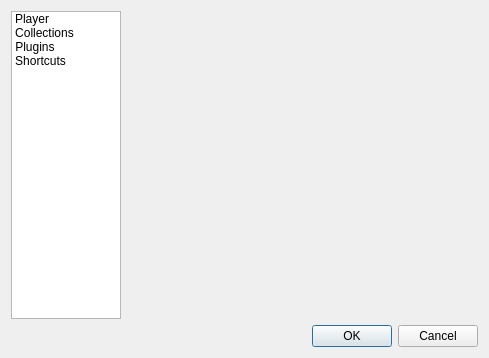
Before: the Qt Designer form player/ui/preferencesdialog.ui in danvratil/TepSonic, drawn with Qt 5.
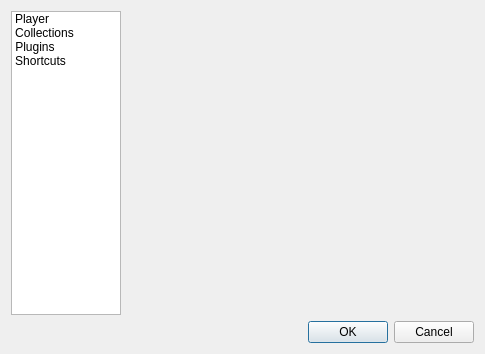
After: the same form once the commit is applied. Icons and pictures are not drawn.

Commit message: Fix PluginsManager to handle settingsAccepted() signal from main window and pass it to the plugins.

What changed in the file:
```diff
--- a/player/ui/preferencesdialog.ui
+++ b/player/ui/preferencesdialog.ui
@@ -6,8 +6,8 @@
    <rect>
     <x>0</x>
     <y>0</y>
-    <width>489</width>
-    <height>358</height>
+    <width>485</width>
+    <height>354</height>
    </rect>
   </property>
   <property name="windowTitle">
```
Left out of the diff: 3 changed lines with no effect on the pictures. The commit also changes 3 other files.
